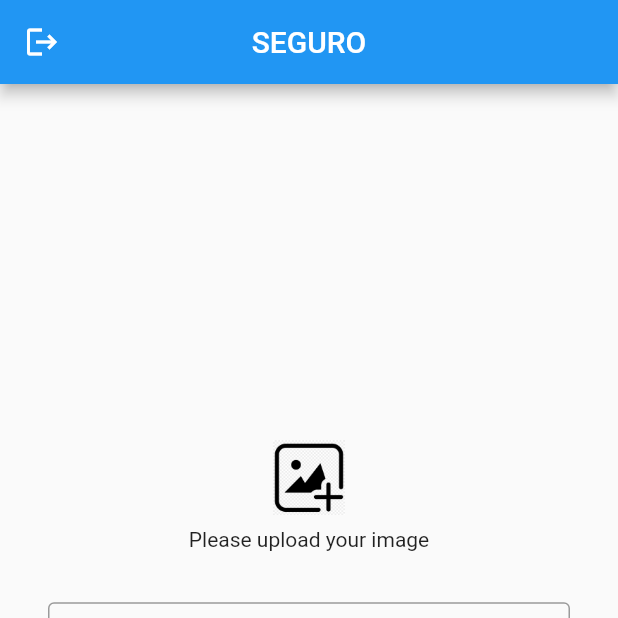
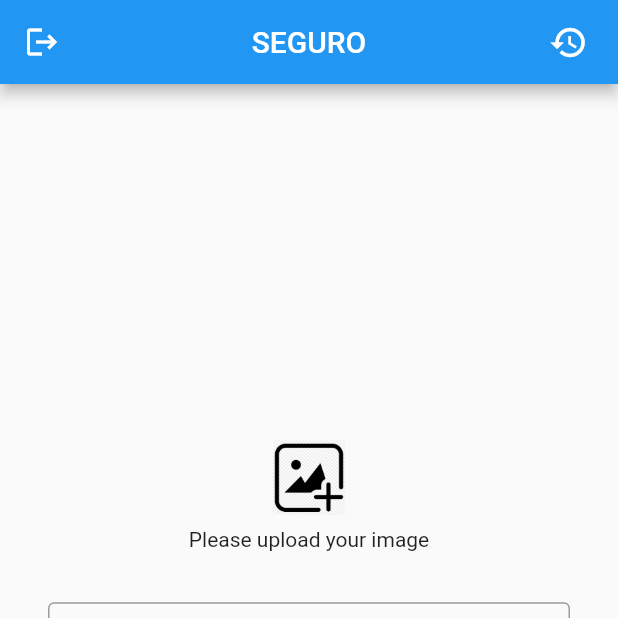
Before and after one commit to bernadettehellen/cctvproject, a Flutter app: the screen it shows after launch, on a phone screen of 412 x 824 dp, the top half of it. Run offline on Flutter 3.47's test engine with Material 2 defaults, Android fonts, the phone set to English and light mode, and no system bars; drawn by our look-alikes of google_nav_bar; our stand-ins replace camera, file_picker, firebase_auth, firebase_core, firebase_storage, permission_handler and 2 more; missing offline and left inert: flutter_mjpeg, gesture_zoom_box, path_provider_ex; accounts and stored records are empty.

Commit message:
🐱‍💻 Add history

```diff
--- /dev/null
+++ b/lib/globals/history.dart
@@ -0,0 +1,24 @@
+class Log{
+  final int id;
+  final String title;
+  final String message;
+  final int type;
+  final int date;
+
+  const Log({
+    this.id = 0,
+    required this.title,
+    required this.message,
+    required this.type,
+    required this.date
+  });
+
+  Map<String, dynamic> toMap() {
+    return {
+      'title': title,
+      'message': message,
+      'type': type,
+      'date': date
+    };
+  }
+}
--- a/lib/screens/main/input_photo.dart
+++ b/lib/screens/main/input_photo.dart
@@ -1,5 +1,7 @@
 import 'dart:io';
 
+import 'package:aplikasi/globals/database.dart';
+import 'package:aplikasi/globals/history.dart';
 import 'package:flutter/material.dart';
 import 'package:file_picker/file_picker.dart';
 
@@ -82,6 +84,7 @@ class _InputPhotoState extends State<InputPhoto> {
               );
         });
       });
+      dbn.insertNotification(Log(title: "upload photo", message: "success uploading ${filePaths.length}", type: 1, date: DateTime.now().millisecondsSinceEpoch));
     } else if (imageFromCamera != "") {
       storage
           .uploadFile(_uid, imageFromCamera, fileName)
@@ -92,6 +95,7 @@ class _InputPhotoState extends State<InputPhoto> {
               ),
             );
           });
+      dbn.insertNotification(Log(title: "upload photo", message: "success uploading 1 photo", type: 1, date: DateTime.now().millisecondsSinceEpoch));
     }
   }
 
--- a/lib/screens/main/list_photo.dart
+++ b/lib/screens/main/list_photo.dart
@@ -3,6 +3,8 @@ import 'package:firebase_storage/firebase_storage.dart' as firebase_storage;
 import 'package:permission_handler/permission_handler.dart';
 import 'package:path_provider_ex/path_provider_ex.dart';
 
+import '../../globals/database.dart';
+import '../../globals/history.dart';
 import '../../globals/preferences.dart';
 import '../../globals/storage.dart';
 
@@ -109,6 +111,7 @@ class _ListPhotoState extends State<ListPhoto> {
                                             content: Text("Deleted"),
                                           )
                                       );
+                                      dbn.insertNotification(Log(title: "delete photo", message: "success deleting ${snapshot.data!.items[index].name}", type: 1, date: DateTime.now().millisecondsSinceEpoch));
                                     },
                                   );
                                 } else {
--- a/lib/screens/main/main_screen.dart
+++ b/lib/screens/main/main_screen.dart
@@ -1,9 +1,9 @@
 // ignore_for_file: import_of_legacy_library_into_null_safe
 
 import 'dart:core';
+import 'package:aplikasi/screens/main/history.dart';
 import 'package:google_nav_bar/google_nav_bar.dart';
 import 'package:flutter/material.dart';
-import 'package:web_socket_channel/io.dart';
 
 import '../../globals/preferences.dart';
 import '../authentication/login.dart';
@@ -34,7 +34,8 @@ class _HomeScreenState extends State<HomeScreen> {
       const CCTV(
         channel: "Put stream URL here",
         // channel: IOWebSocketChannel.connect("ws://127.0.0.1:8000"), // change this IP and port to target IP and port
-      )
+      ),
+      const HistoryScreen()
     ];
   }
 
@@ -64,7 +65,21 @@ class _HomeScreenState extends State<HomeScreen> {
               icon: const Icon(
                 Icons.logout,
               )
-          )
+          ),
+          actions: [
+            Padding(
+              padding: const EdgeInsets.only(right: 20.0),
+              child: GestureDetector(
+                onTap: (){setState(() {
+                  _selectedIndex = 3;
+                });},
+                child: const Icon(
+                  Icons.history,
+                  size: 26,
+                )
+              ),
+            )
+          ],
         ),
         body: _screen.elementAt(_selectedIndex),
         bottomNavigationBar: GNav(
--- a/pubspec.yaml
+++ b/pubspec.yaml
@@ -54,6 +54,8 @@ dependencies:
   gesture_zoom_box: ^0.0.4
   intl: ^0.17.0
   flutter_mjpeg: ^2.0.3
+  sqflite: ^2.2.0+3
+  path: ^1.8.2
 dev_dependencies:
   flutter_test:
     sdk: flutter
```
Also changed, not shown: lib/globals/database.dart (added, +22 -0 lines), lib/main.dart (+12 -0 lines), lib/screens/main/history.dart (added, +75 -0 lines), pubspec.lock.
